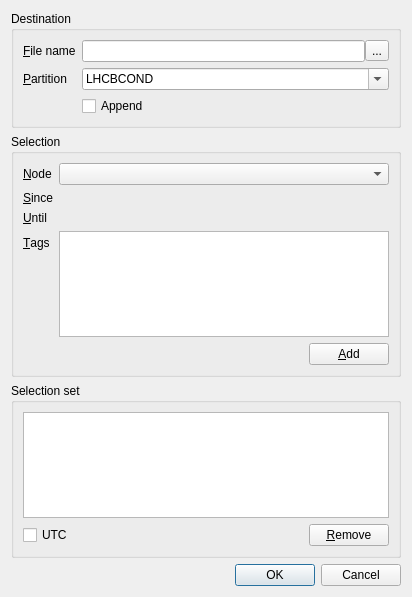
The window that Tools/CondDBUI/qt_resources/CreateSliceDialog.ui (pseyfertinsecurelogin/LHCb) describes before a commit, drawn with Qt 5.
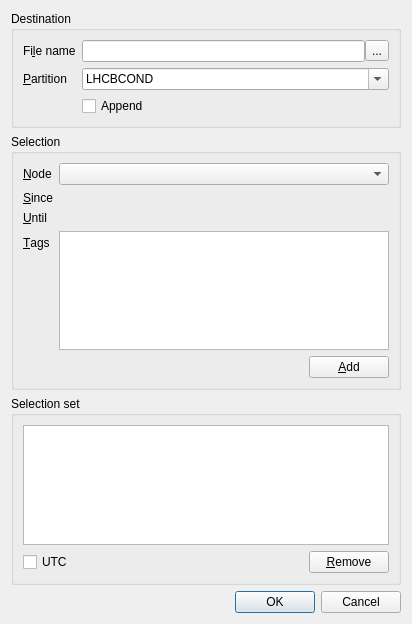
The same window after the commit. Custom widgets are drawn as their Qt base class.

```diff
--- a/Tools/CondDBUI/qt_resources/CreateSliceDialog.ui
+++ b/Tools/CondDBUI/qt_resources/CreateSliceDialog.ui
@@ -1,12 +1,12 @@
 <ui version="4.0" >
  <class>CreateSliceDialog</class>
- <widget class="QDialog" name="CreateSliceDialog" >
-  <property name="geometry" >
+ <widget class="QDialog" name="CreateSliceDialog">
+  <property name="geometry">
    <rect>
     <x>0</x>
     <y>0</y>
     <width>412</width>
-    <height>597</height>
+    <height>624</height>
    </rect>
   </property>
   <property name="windowTitle" >
@@ -22,10 +22,10 @@
       <property name="fieldGrowthPolicy" >
        <enum>QFormLayout::ExpandingFieldsGrow</enum>
       </property>
-      <item row="0" column="0" >
-       <widget class="QLabel" name="filenameLabel" >
-        <property name="text" >
-         <string>&amp;File name</string>
+      <item row="0" column="0">
+       <widget class="QLabel" name="filenameLabel">
+        <property name="text">
+         <string>Fi&amp;le name</string>
         </property>
         <property name="buddy" >
          <cstring>filename</cstring>
```
Left out of the diff: 278 changed lines with no effect on the pictures.
